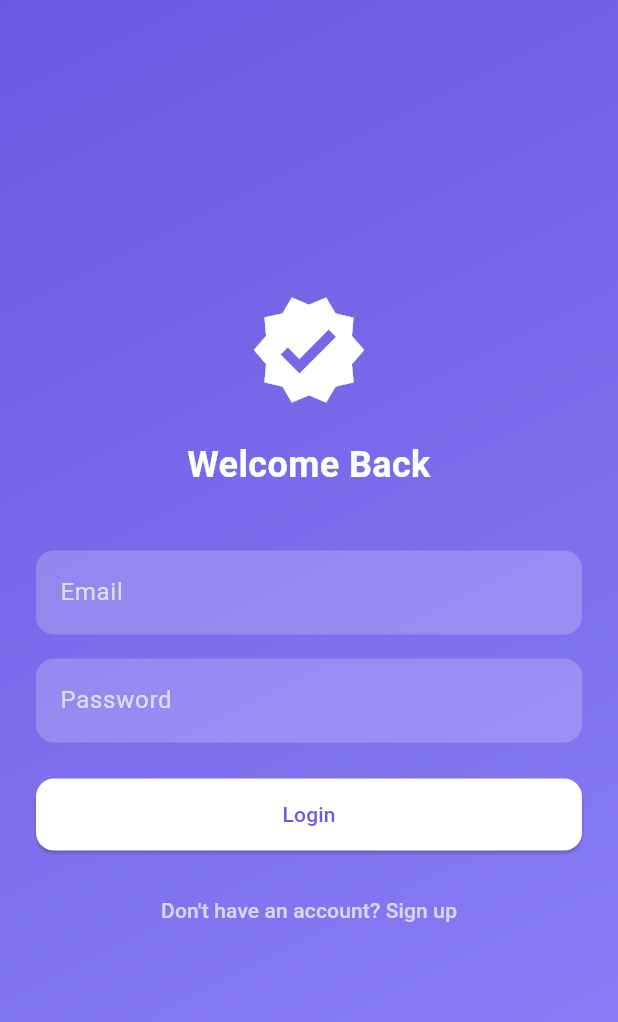
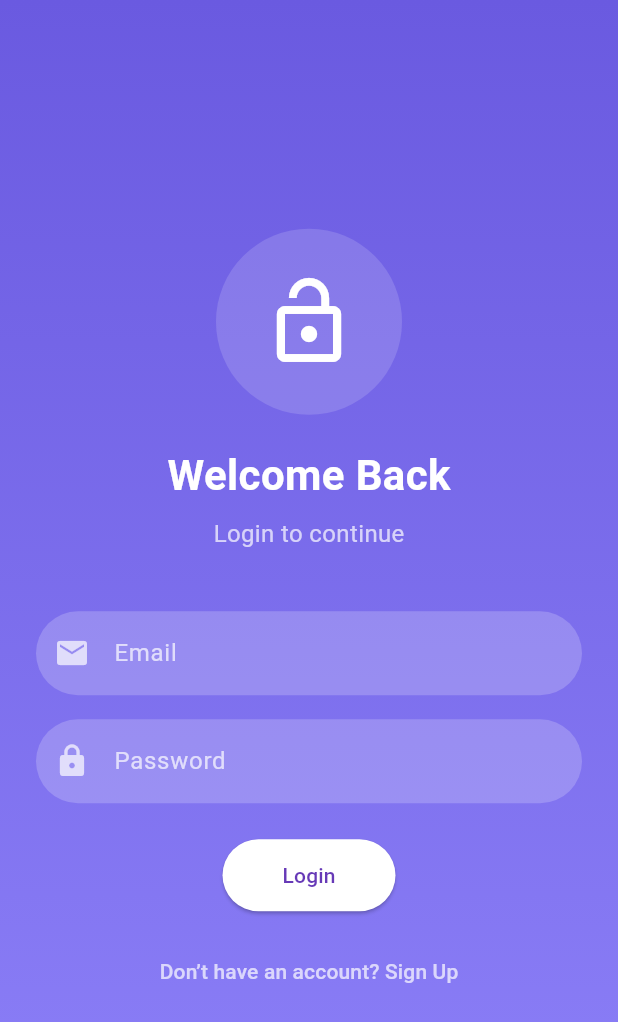
Before and after one commit to Harish1604/certichain_, a Flutter app: the screen it shows after launch, after a tap on "Get Started", on a phone screen of 412 x 824 dp. Shown: the top 1022 px of the screen. Run offline on Flutter 3.47's test engine with Material 3 defaults, Android fonts, the phone set to English and light mode, and no system bars; our stand-ins replace supabase_flutter; accounts and stored records are empty; network calls fail.

Commit message:
Login page ui

```diff
--- a/lib/ui/auth/login_page.dart
+++ b/lib/ui/auth/login_page.dart
@@ -1,77 +1,128 @@
 // lib/ui/auth/login_page.dart
 import 'package:flutter/material.dart';
-import '../theme/app_theme.dart';
+import '/services/supabase_service.dart';
 import 'signup_page.dart';
 
-class LoginPage extends StatelessWidget {
+class LoginPage extends StatefulWidget {
   const LoginPage({super.key});
+
+  @override
+  State<LoginPage> createState() => _LoginPageState();
+}
+
+class _LoginPageState extends State<LoginPage> {
+  final _emailController = TextEditingController();
+  final _passwordController = TextEditingController();
+  bool _loading = false;
+
+  Future<void> _login() async {
+    setState(() => _loading = true);
+    try {
+      final role = await SupabaseService.loginUser(
+        email: _emailController.text.trim(),
+        password: _passwordController.text.trim(),
+      );
+
+      if (role == 'Student') {
+        Navigator.pushReplacementNamed(context, '/student');
+      } else if (role == 'Issuer') {
+        Navigator.pushReplacementNamed(context, '/issuer');
+      } else if (role == 'Verifier') {
+        Navigator.pushReplacementNamed(context, '/verifier');
+      }
+    } catch (e) {
+      ScaffoldMessenger.of(context)
+          .showSnackBar(SnackBar(content: Text("Error: $e")));
+    } finally {
+      if (mounted) setState(() => _loading = false);
+    }
+  }
 
   @override
   Widget build(BuildContext context) {
     return Scaffold(
       body: Container(
+        width: double.infinity,
         decoration: const BoxDecoration(
           gradient: LinearGradient(
-            colors: [AppTheme.primaryColor, AppTheme.secondaryColor],
-            begin: Alignment.topLeft,
-            end: Alignment.bottomRight,
+            colors: [Color(0xFF6A5AE0), Color(0xFF8E82F9)],
+            begin: Alignment.topCenter,
+            end: Alignment.bottomCenter,
           ),
         ),
         padding: const EdgeInsets.all(24),
         child: Center(
           child: SingleChildScrollView(
             child: Column(
-              crossAxisAlignment: CrossAxisAlignment.stretch,
+              crossAxisAlignment: CrossAxisAlignment.center,
               children: [
-                const Icon(Icons.verified, size: 80, color: Colors.white),
+                // Circle logo style
+                Container(
+                  decoration: BoxDecoration(
+                    shape: BoxShape.circle,
+                    color: Colors.white.withOpacity(0.15),
+                  ),
+                  padding: const EdgeInsets.all(30),
+                  child: const Icon(Icons.lock_open,
+                      size: 64, color: Colors.white),
+                ),
                 const SizedBox(height: 20),
-                const Text("Welcome Back",
-                    textAlign: TextAlign.center,
-                    style: TextStyle(color: Colors.white, fontSize: 24, fontWeight: FontWeight.bold)),
+
+                const Text(
+                  "Welcome Back",
+                  style: TextStyle(
+                      fontSize: 28,
+                      fontWeight: FontWeight.bold,
+                      color: Colors.white),
+                ),
+                const SizedBox(height: 8),
+                const Text(
+                  "Login to continue",
+                  style: TextStyle(fontSize: 16, color: Colors.white70),
+                ),
 
                 const SizedBox(height: 40),
-                TextField(
-                  decoration: InputDecoration(
-                    filled: true,
-                    fillColor: Colors.white.withOpacity(0.2),
-                    hintText: "Email",
-                    hintStyle: const TextStyle(color: Colors.white70),
-                    border: OutlineInputBorder(borderRadius: BorderRadius.circular(12), borderSide: BorderSide.none),
-                  ),
-                  style: const TextStyle(color: Colors.white),
+                _buildInputField(
+                  controller: _emailController,
+                  hint: "Email",
+                  icon: Icons.email,
+                  obscure: false,
                 ),
                 const SizedBox(height: 16),
-                TextField(
-                  obscureText: true,
-                  decoration: InputDecoration(
-                    filled: true,
-                    fillColor: Colors.white.withOpacity(0.2),
-                    hintText: "Password",
-                    hintStyle: const TextStyle(color: Colors.white70),
-                    border: OutlineInputBorder(borderRadius: BorderRadius.circular(12), borderSide: BorderSide.none),
-                  ),
-                  style: const TextStyle(color: Colors.white),
+                _buildInputField(
+                  controller: _passwordController,
+                  hint: "Password",
+                  icon: Icons.lock,
+                  obscure: true,
                 ),
 
                 const SizedBox(height: 24),
-                ElevatedButton(
+                _loading
+                    ? const CircularProgressIndicator(color: Colors.white)
+                    : ElevatedButton(
                   style: ElevatedButton.styleFrom(
                     backgroundColor: Colors.white,
-                    foregroundColor: AppTheme.primaryColor,
-                    padding: const EdgeInsets.symmetric(vertical: 14),
-                    shape: RoundedRectangleBorder(borderRadius: BorderRadius.circular(12)),
+                    foregroundColor: Colors.deepPurple,
+                    padding: const EdgeInsets.symmetric(
+                        horizontal: 40, vertical: 14),
+                    shape: RoundedRectangleBorder(
+                      borderRadius: BorderRadius.circular(30),
+                    ),
                   ),
-                  onPressed: () {},
+                  onPressed: _login,
                   child: const Text("Login"),
                 ),
 
                 const SizedBox(height: 16),
                 TextButton(
-                  onPressed: () {
-                    Navigator.push(context, MaterialPageRoute(builder: (_) => const SignUpPage()));
-                  },
-                  child: const Text("Don't have an account? Sign up",
-                      style: TextStyle(color: Colors.white70)),
+                  onPressed: () => Navigator.push(
+                    context,
+                    MaterialPageRoute(builder: (_) => const SignupPage()),
+                  ),
+                  child: const Text(
+                    "Don’t have an account? Sign Up",
+                    style: TextStyle(color: Colors.white70),
+                  ),
                 ),
               ],
             ),
@@ -80,4 +131,28 @@ class LoginPage extends StatelessWidget {
       ),
     );
   }
+
+  Widget _buildInputField({
+    required TextEditingController controller,
+    required String hint,
+    required IconData icon,
+    required bool obscure,
+  }) {
+    return TextField(
+      controller: controller,
+      obscureText: obscure,
+      style: const TextStyle(color: Colors.white),
+      decoration: InputDecoration(
+        prefixIcon: Icon(icon, color: Colors.white70),
+        hintText: hint,
+        hintStyle: const TextStyle(color: Colors.white70),
+        filled: true,
+        fillColor: Colors.white.withOpacity(0.2),
+        border: OutlineInputBorder(
+          borderRadius: BorderRadius.circular(30),
+          borderSide: BorderSide.none,
+        ),
+      ),
+    );
+  }
 }
```
Also changed, not shown: lib/ui/auth/signup_page.dart (+99 -22 lines).
